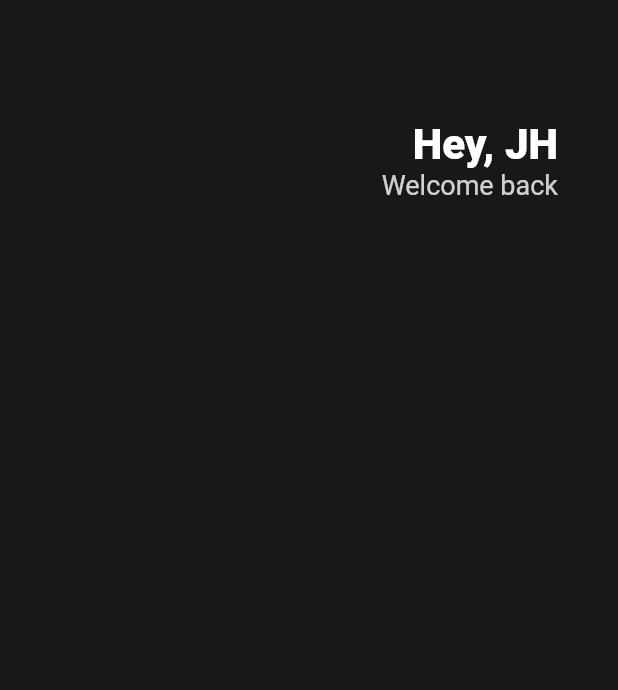
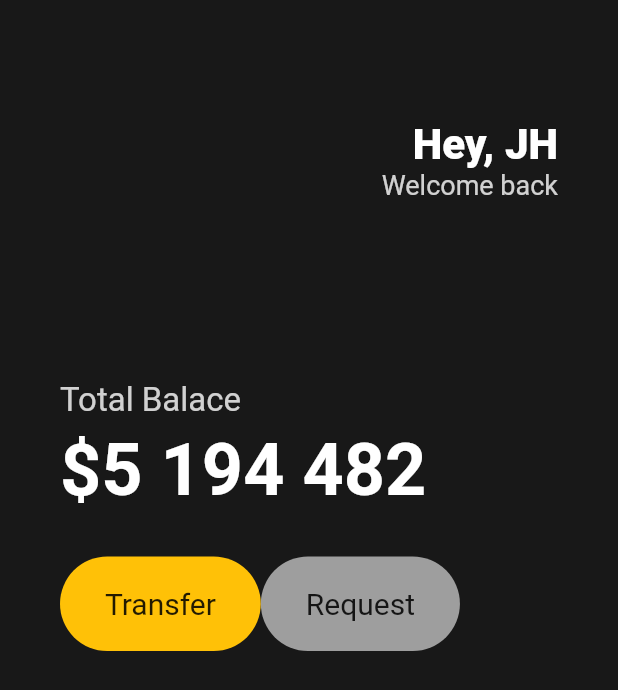
Before and after one commit to 6233/webtoonstore, a Flutter app: the screen it shows after launch, on a phone screen of 412 x 824 dp. Shown: the top 690 px of the screen. Run offline on Flutter 3.47's test engine with Material 2 defaults, Android fonts, the phone set to English and light mode, and no system bars.

Commit message:
vscode codeActionsonsave

```diff
--- a/toonflix/lib/main.dart
+++ b/toonflix/lib/main.dart
@@ -1,4 +1,3 @@
-import 'package:flutter/cupertino.dart';
 import 'package:flutter/material.dart';
 
 void main() {
@@ -12,14 +11,15 @@ class App extends StatelessWidget {
     // throw CupertinoApp();  cupertino= apple, material = google
     return MaterialApp(
       home: Scaffold(
-        backgroundColor: Color(0xFF181818),
+        backgroundColor: const Color(0xFF181818),
         body: Padding(
-          padding: EdgeInsets.symmetric(
+          padding: const EdgeInsets.symmetric(
             horizontal: 40,
           ),
           child: Column(
+            crossAxisAlignment: CrossAxisAlignment.start,
             children: [
-              SizedBox(
+              const SizedBox(
                 height: 80,
               ),
               Row(
@@ -27,7 +27,7 @@ class App extends StatelessWidget {
                 children: [
                   Column(
                     crossAxisAlignment: CrossAxisAlignment.end,
-                    children: [
+                    children: const [
                       Text(
                         'Hey, JH',
                         style: TextStyle(
@@ -47,6 +47,70 @@ class App extends StatelessWidget {
                   ),
                 ],
               ),
+              const SizedBox(
+                height: 120,
+              ),
+              Text(
+                'Total Balace',
+                style: TextStyle(
+                  color: Colors.white.withOpacity(0.8),
+                  fontSize: 22,
+                ),
+              ),
+              const SizedBox(
+                height: 5,
+              ),
+              const Text(
+                '\$5 194 482',
+                style: TextStyle(
+                  color: Colors.white,
+                  fontWeight: FontWeight.w600,
+                  fontSize: 48,
+                ),
+              ),
+              const SizedBox(
+                height: 30,
+              ),
+              Row(
+                children: [
+                  Container(
+                    decoration: BoxDecoration(
+                      color: Colors.amber,
+                      borderRadius: BorderRadius.circular(45),
+                    ),
+                    child: const Padding(
+                      padding: EdgeInsets.symmetric(
+                        vertical: 20,
+                        horizontal: 30,
+                      ),
+                      child: Text(
+                        "Transfer",
+                        style: TextStyle(
+                          fontSize: 20,
+                        ),
+                      ),
+                    ),
+                  ),
+                  Container(
+                    decoration: BoxDecoration(
+                      color: Colors.grey,
+                      borderRadius: BorderRadius.circular(45),
+                    ),
+                    child: const Padding(
+                      padding: EdgeInsets.symmetric(
+                        vertical: 20,
+                        horizontal: 30,
+                      ),
+                      child: Text(
+                        "Request",
+                        style: TextStyle(
+                          fontSize: 20,
+                        ),
+                      ),
+                    ),
+                  ),
+                ],
+              )
             ],
           ),
         ),
```
